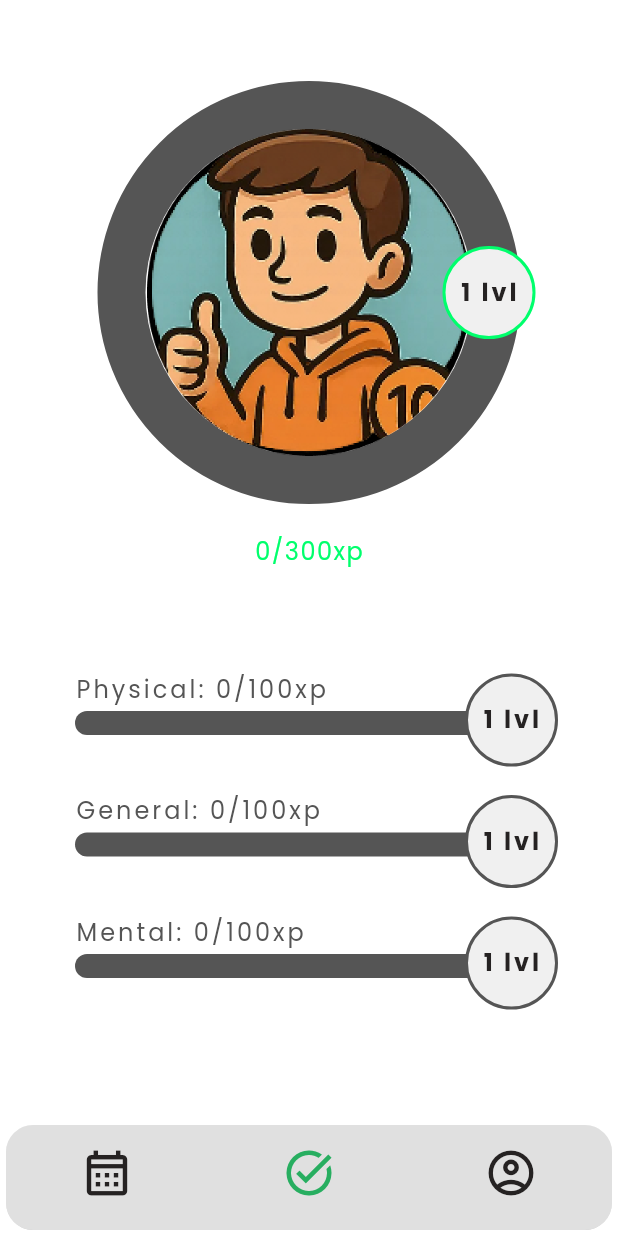
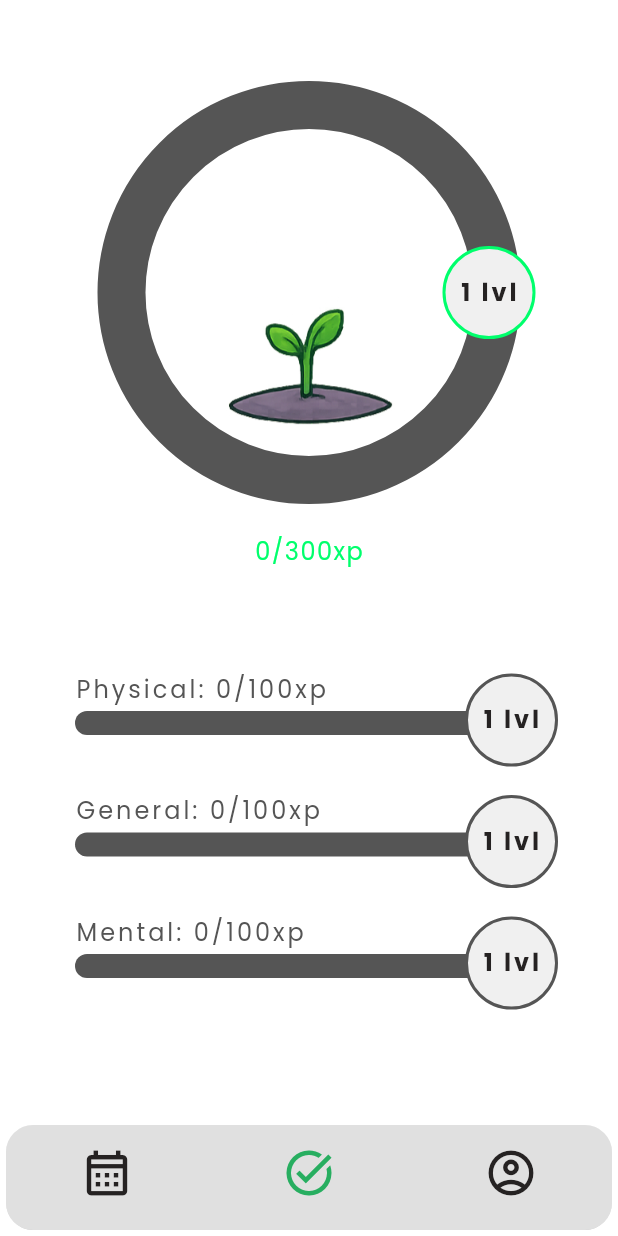
Before and after one commit to IgorPolajzer/Morph, a Flutter app: the ProfileScreen screen opened by its route, on a phone screen of 412 x 824 dp. Run offline on Flutter 3.47's test engine with Material 3 defaults, Android fonts, the light colour scheme and no system bars; drawn by our look-alikes of dashed_circular_progress_bar, percent_indicator; our stand-ins replace cloud_firestore, firebase_auth, firebase_core, go_router, modal_progress_hud_nsn, table_calendar and 1 more; missing offline and left inert: flutter_popup_card; accounts and stored records are empty.

Commit message:
Added assets for metaLevel avatar and made it responsive

```diff
--- a/lib/components/progress_bars/meta_progress_bar.dart
+++ b/lib/components/progress_bars/meta_progress_bar.dart
@@ -18,6 +18,14 @@ class MetaProgressBar extends StatelessWidget {
     super.key,
   });
 
+  String getTreeAsset() {
+    if (level > 9) {
+      return "drevo_9_level.png";
+    } else {
+      return "drevo_${level}_level.png";
+    }
+  }
+
   @override
   Widget build(BuildContext context) {
     return Stack(
@@ -37,8 +45,8 @@ class MetaProgressBar extends StatelessWidget {
           backgroundStrokeWidth: 32,
           animation: true,
           child: Padding(
-            padding: const EdgeInsets.all(32.0),
-            child: Image.asset("assets/images/placeholder_profile_image.png"),
+            padding: const EdgeInsets.all(50.0),
+            child: Image.asset("assets/images/tree/${getTreeAsset()}"),
           ),
         ),
         Positioned(
--- a/lib/screens/profile_screen.dart
+++ b/lib/screens/profile_screen.dart
@@ -66,7 +66,7 @@ class _ProfileScreenState extends State<ProfileScreen> {
               ),
             ),
             Text(
-              '${userData.metaXp}/300xp',
+              '${userData.metaXp}/${maxMetaXp}xp',
               style: kTitleTextStyle.copyWith(
                 color: kMetaLevelColor,
                 fontSize: 16,
--- a/pubspec.yaml
+++ b/pubspec.yaml
@@ -50,4 +50,5 @@ flutter:
 
   assets:
     - assets/images/
+    - assets/images/tree/
     - assets/fonts/
```
Also changed, not shown: lib/components/lists/daily_task_list.dart (+11 -0 lines), assets/images/tree/drevo_10_level.png (added), assets/images/tree/drevo_1_level.png (added), assets/images/tree/drevo_2_level.png (added), assets/images/tree/drevo_3_level.png (added), assets/images/tree/drevo_4_level.png (added), assets/images/tree/drevo_5_level.png (added), assets/images/tree/drevo_6_level.png (added), assets/images/tree/drevo_7_level.png (added), assets/images/tree/drevo_8_level.png (added), assets/images/tree/drevo_9_level.png (added).
